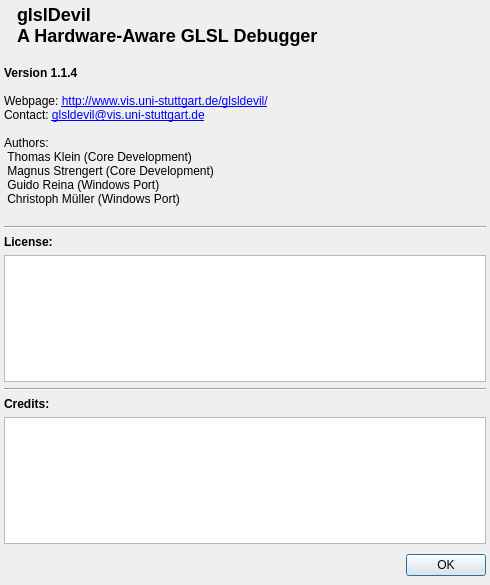
Old version of the form glsldb/ui/aboutBox.ui in the repository GLSL-Debugger/GLSL-Debugger.
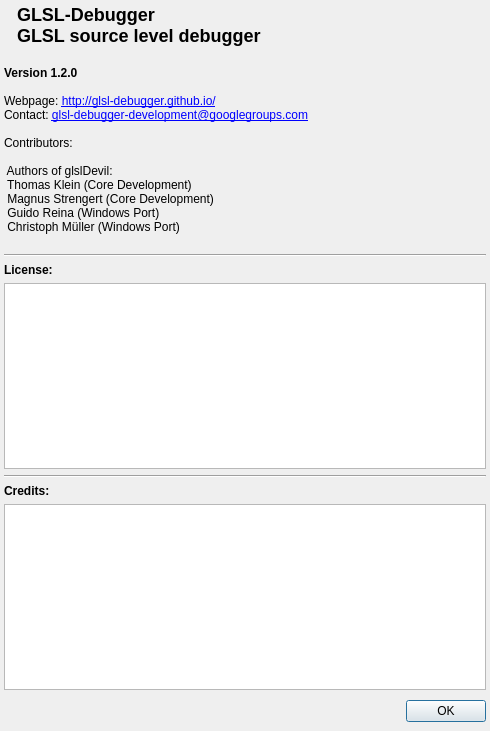
New version of the form. Icons and pictures are not drawn.

The edit to the form file:
```diff
--- a/glsldb/ui/aboutBox.ui
+++ b/glsldb/ui/aboutBox.ui
@@ -4,12 +4,12 @@
   <property name="windowModality" >
    <enum>Qt::ApplicationModal</enum>
   </property>
-  <property name="geometry" >
+  <property name="geometry">
    <rect>
     <x>0</x>
     <y>0</y>
     <width>490</width>
-    <height>585</height>
+    <height>731</height>
    </rect>
   </property>
   <property name="sizePolicy" >
@@ -74,9 +74,9 @@
       </widget>
      </item>
      <item>
-      <widget class="QLabel" name="labelMessage" >
-       <property name="text" >
-        <string>&lt;H2>glslDevil&lt;BR>A Hardware-Aware GLSL Debugger&lt;/H2></string>
+      <widget class="QLabel" name="labelMessage">
+       <property name="text">
+        <string>&lt;H2&gt;GLSL-Debugger&lt;BR&gt;GLSL source level debugger&lt;/H2&gt;</string>
        </property>
       </widget>
      </item>
@@ -90,14 +90,17 @@
        <verstretch>0</verstretch>
       </sizepolicy>
      </property>
-     <property name="text" >
-      <string>&lt;html>&lt;head>&lt;meta name="qrichtext" content="1" />&lt;style type="text/css">
+     <property name="text">
+      <string>&lt;html&gt;&lt;head&gt;&lt;meta name=&quot;qrichtext&quot; content=&quot;1&quot; /&gt;&lt;style type=&quot;text/css&quot;&gt;
 p, li { white-space: pre-wrap; }
-&lt;/style>&lt;/head>&lt;body style=" font-family:'Sans Serif'; font-size:9pt; font-weight:400; font-style:normal;">
-&lt;p style="-qt-paragraph-type:empty; margin-top:0px; margin-bottom:0px; margin-left:0px; margin-right:0px; -qt-block-indent:0; text-indent:0px;">&lt;/p>
-&lt;p style=" margin-top:0px; margin-bottom:0px; margin-left:0px; margin-right:0px; -qt-block-indent:0; text-indent:0px; font-weight:600;">Version 1.1.4&lt;/p>
-&lt;p style=" margin-top:0px; margin-bottom:0px; margin-left:0px; margin-right:0px; -qt-block-indent:0; text-indent:0px; font-weight:600;">&lt;span style=" font-weight:400;">&lt;br />Webpage: &lt;/span>&lt;a href="http://www.vis.uni-stuttgart.de/glsldevil/">&lt;span style=" font-weight:400; text-decoration: underline; color:#0000ff;">http://www.vis.uni-stuttgart.de/glsldevil/&lt;/span>&lt;/a>&lt;span style=" font-weight:400;">&lt;br />Contact: &lt;/span>&lt;a href="mailto:glsldevil@vis.uni-stuttgart.de">&lt;span style=" font-weight:400; text-decoration: underline; color:#0000ff;">glsldevil@vis.uni-stuttgart.de&lt;/span>&lt;/a>&lt;span style=" font-weight:400;">&lt;br />&lt;br />Authors:&lt;br /> Thomas Klein (Core Development)&lt;br /> Magnus Strengert (Core Development)&lt;br /> Guido Reina (Windows Port)&lt;br /> Christoph Müller (Windows Port)&lt;/span>&lt;/p>
-&lt;p style="-qt-paragraph-type:empty; margin-top:0px; margin-bottom:0px; margin-left:0px; margin-right:0px; -qt-block-indent:0; text-indent:0px;">&lt;/p>&lt;/body>&lt;/html></string>
+&lt;/style&gt;&lt;/head&gt;&lt;body style=&quot; font-family:'Sans Serif'; font-size:9pt; font-weight:400; font-style:normal;&quot;&gt;
+&lt;p style=&quot;-qt-paragraph-type:empty; margin-top:0px; margin-bottom:0px; margin-left:0px; margin-right:0px; -qt-block-indent:0; text-indent:0px;&quot;&gt;&lt;/p&gt;
+&lt;p style=&quot; margin-top:0px; margin-bottom:0px; margin-left:0px; margin-right:0px; -qt-block-indent:0; text-indent:0px; font-weight:600;&quot;&gt;Version 1.2.0&lt;/p&gt;
+&lt;p style=&quot; margin-top:0px; margin-bottom:0px; margin-left:0px; margin-right:0px; -qt-block-indent:0; text-indent:0px; font-weight:600;&quot;&gt;&lt;span style=&quot; font-weight:400;&quot;&gt;&lt;br /&gt;Webpage: &lt;/span&gt;&lt;a href=&quot;http://www.vis.uni-stuttgart.de/glsldevil/&quot;&gt;&lt;span style=&quot; font-weight:400; text-decoration: underline; color:#0000ff;&quot;&gt;http://glsl-debugger.github.io/&lt;/span&gt;&lt;/a&gt;&lt;span style=&quot; font-weight:400;&quot;&gt;&lt;br /&gt;Contact: &lt;/span&gt;&lt;a href=&quot;mailto:glsl-debugger-development@googlegroups.com&quot;&gt;&lt;span style=&quot; font-weight:400; text-decoration: underline; color:#0000ff;&quot;&gt;glsl-debugger-development@googlegroups.com&lt;/span&gt;&lt;/a&gt;&lt;span style=&quot; font-weight:400;&quot;&gt;&lt;br /&gt;&lt;br /&gt;Contributors:&lt;br /&gt; 
+&lt;br /&gt; 
+Authors of glslDevil:&lt;br /&gt; 
+Thomas Klein (Core Development)&lt;br /&gt; Magnus Strengert (Core Development)&lt;br /&gt; Guido Reina (Windows Port)&lt;br /&gt; Christoph Müller (Windows Port)&lt;/span&gt;&lt;/p&gt;
+&lt;p style=&quot;-qt-paragraph-type:empty; margin-top:0px; margin-bottom:0px; margin-left:0px; margin-right:0px; -qt-block-indent:0; text-indent:0px;&quot;&gt;&lt;/p&gt;&lt;/body&gt;&lt;/html&gt;</string>
      </property>
      <property name="alignment" >
       <set>Qt::AlignLeading|Qt::AlignLeft|Qt::AlignTop</set>
@@ -133,12 +136,13 @@
       </widget>
      </item>
      <item>
-      <widget class="QTextBrowser" name="tbLicense" >
-       <property name="html" >
-        <string>&lt;html>&lt;head>&lt;meta name="qrichtext" content="1" />&lt;style type="text/css">
+      <widget class="QTextBrowser" name="tbLicense">
+       <property name="html">
+        <string>&lt;!DOCTYPE HTML PUBLIC &quot;-//W3C//DTD HTML 4.0//EN&quot; &quot;http://www.w3.org/TR/REC-html40/strict.dtd&quot;&gt;
+&lt;html&gt;&lt;head&gt;&lt;meta name=&quot;qrichtext&quot; content=&quot;1&quot; /&gt;&lt;style type=&quot;text/css&quot;&gt;
 p, li { white-space: pre-wrap; }
-&lt;/style>&lt;/head>&lt;body style=" font-family:'Sans Serif'; font-size:9pt; font-weight:400; font-style:normal;">
-&lt;p style="-qt-paragraph-type:empty; margin-top:0px; margin-bottom:0px; margin-left:0px; margin-right:0px; -qt-block-indent:0; text-indent:0px;">&lt;/p>&lt;/body>&lt;/html></string>
+&lt;/style&gt;&lt;/head&gt;&lt;body style=&quot; font-family:'Sans'; font-size:10pt; font-weight:400; font-style:normal;&quot;&gt;
+&lt;p style=&quot;-qt-paragraph-type:empty; margin-top:0px; margin-bottom:0px; margin-left:0px; margin-right:0px; -qt-block-indent:0; text-indent:0px; font-family:'Sans Serif'; font-size:9pt;&quot;&gt;&lt;br /&gt;&lt;/p&gt;&lt;/body&gt;&lt;/html&gt;</string>
        </property>
        <property name="openExternalLinks" >
         <bool>true</bool>
@@ -167,12 +171,13 @@
       </widget>
      </item>
      <item>
-      <widget class="QTextBrowser" name="tbCredits" >
-       <property name="html" >
-        <string>&lt;html>&lt;head>&lt;meta name="qrichtext" content="1" />&lt;style type="text/css">
+      <widget class="QTextBrowser" name="tbCredits">
+       <property name="html">
+        <string>&lt;!DOCTYPE HTML PUBLIC &quot;-//W3C//DTD HTML 4.0//EN&quot; &quot;http://www.w3.org/TR/REC-html40/strict.dtd&quot;&gt;
+&lt;html&gt;&lt;head&gt;&lt;meta name=&quot;qrichtext&quot; content=&quot;1&quot; /&gt;&lt;style type=&quot;text/css&quot;&gt;
 p, li { white-space: pre-wrap; }
-&lt;/style>&lt;/head>&lt;body style=" font-family:'Sans Serif'; font-size:9pt; font-weight:400; font-style:normal;">
-&lt;p style="-qt-paragraph-type:empty; margin-top:0px; margin-bottom:0px; margin-left:0px; margin-right:0px; -qt-block-indent:0; text-indent:0px; font-family:'MS Shell Dlg 2'; font-size:8pt;">&lt;/p>&lt;/body>&lt;/html></string>
+&lt;/style&gt;&lt;/head&gt;&lt;body style=&quot; font-family:'Sans'; font-size:10pt; font-weight:400; font-style:normal;&quot;&gt;
+&lt;p style=&quot;-qt-paragraph-type:empty; margin-top:0px; margin-bottom:0px; margin-left:0px; margin-right:0px; -qt-block-indent:0; text-indent:0px; font-family:'MS Shell Dlg 2'; font-size:8pt;&quot;&gt;&lt;br /&gt;&lt;/p&gt;&lt;/body&gt;&lt;/html&gt;</string>
        </property>
        <property name="openExternalLinks" >
         <bool>true</bool>
```
Left out of the diff: 128 changed lines with no effect on the pictures.
